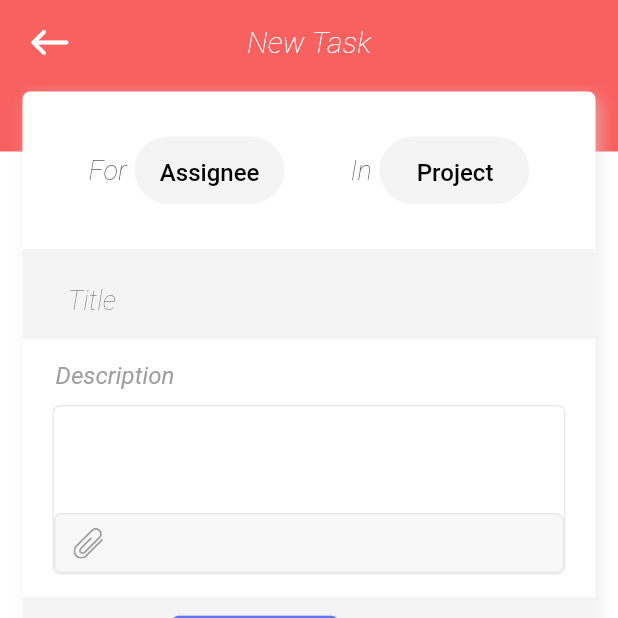
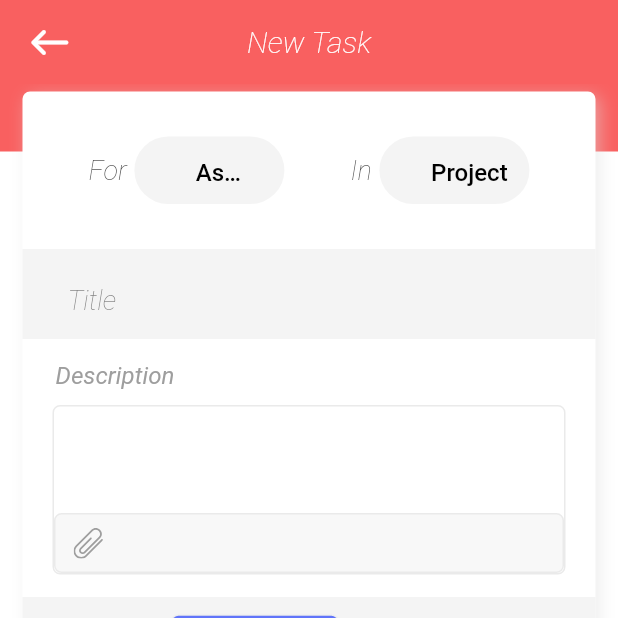
Before and after one commit to storm265/tasker, a Flutter app: the NavigationPage screen opened by its route, swiped to page 5, on a phone screen of 412 x 824 dp, the top half of it. Run offline on Flutter 3.47's test engine with Material 2 defaults, Android fonts, the phone set to English and light mode, and no system bars; our stand-ins replace cached_network_image, dio, easy_localization, file_picker, flutter_dotenv, flutter_secure_storage and 5 more; missing offline and left inert: http_proxy, network_info_plus; accounts and stored records are empty; network calls fail.

Commit message:
add task text align center

```diff
--- a/lib/presentation/pages/menu_pages/floating_button/pages/new_task_page/widgets/for_field_widget.dart
+++ b/lib/presentation/pages/menu_pages/floating_button/pages/new_task_page/widgets/for_field_widget.dart
@@ -55,11 +55,11 @@ class ForTextFieldWidget extends StatelessWidget {
                         ),
                       ),
               ),
-              Expanded(
-                child: Padding(
-                  padding: const EdgeInsets.symmetric(horizontal: 5),
+              SizedBox(
+                width: 50,
                 child: TextFormField(
-
+                  textAlign: TextAlign.center,
+                  maxLines: 1,
                   style: const TextStyle(
                     fontWeight: FontWeight.w500,
                     color: Colors.black,
@@ -89,7 +89,6 @@ class ForTextFieldWidget extends StatelessWidget {
                   ),
                 ),
               ),
-              ),
             ],
           ),
         ),
--- a/lib/presentation/pages/menu_pages/floating_button/pages/new_task_page/widgets/in_field_wdiget.dart
+++ b/lib/presentation/pages/menu_pages/floating_button/pages/new_task_page/widgets/in_field_wdiget.dart
@@ -39,6 +39,7 @@ class InFieldWidget extends StatelessWidget {
           child: Padding(
             padding: const EdgeInsets.symmetric(horizontal: 5),
             child: TextFormField(
+              textAlign: TextAlign.center,
               style: const TextStyle(
                 fontWeight: FontWeight.w500,
                 color: Colors.black,
--- a/lib/presentation/pages/menu_pages/task/tasks_page.dart
+++ b/lib/presentation/pages/menu_pages/task/tasks_page.dart
@@ -53,11 +53,6 @@ class _TasksPageState extends State<TasksPage>
   Widget build(BuildContext context) {
     return WillPopWrap(
       child: Scaffold(
-        floatingActionButton: FloatingActionButton(
-          onPressed: () {
-            log('${DateTime.parse("${DateTime.now().year + 30}-06-21T23:56:02.394631")}');
-          },
-        ),
         backgroundColor: const Color(0xffFDFDFD),
         appBar: AppBar(
           systemOverlayStyle: const SystemUiOverlayStyle(
```
Lines whose indentation alone changed are shown as unchanged.
